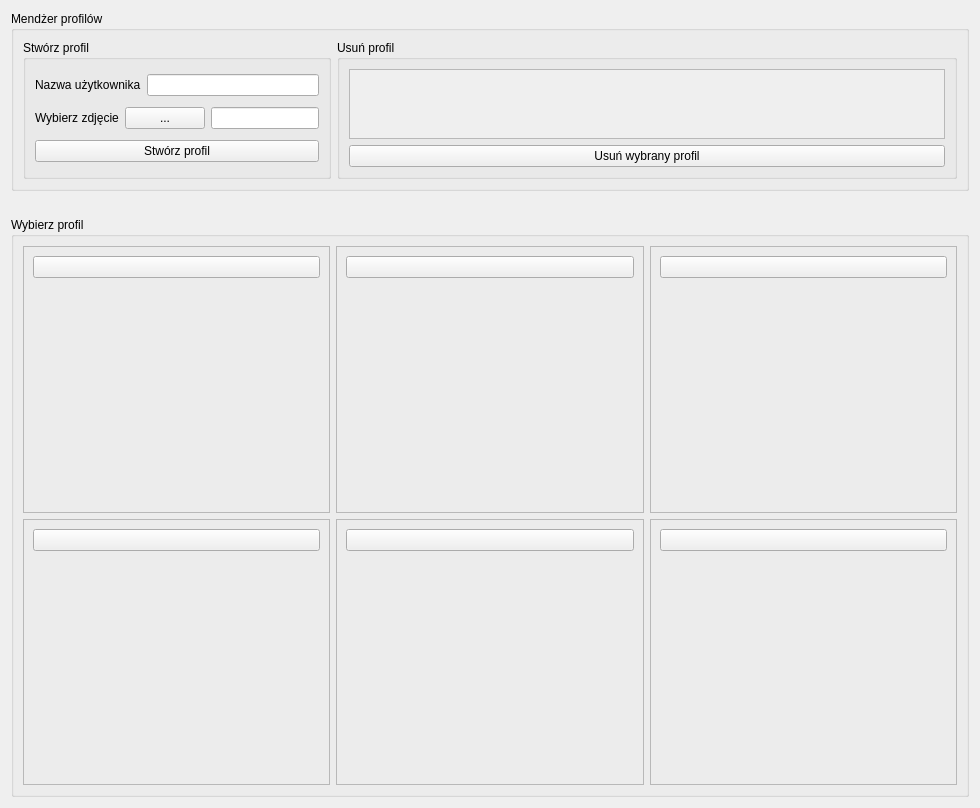
Above: coach/interface/ui/profile_selection_menu.ui from Daria34522/Trener_Personalny_Czacza before the change. Below: the same form after it.
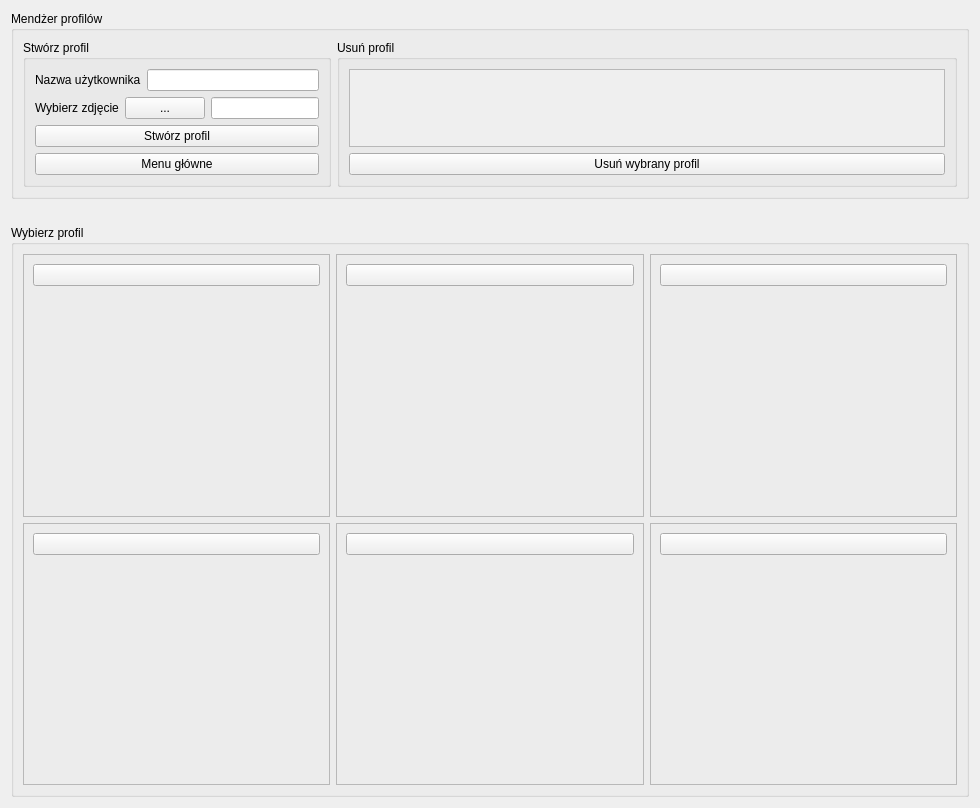
That is the form after the change.

Patch:
```diff
--- a/coach/interface/ui/profile_selection_menu.ui
+++ b/coach/interface/ui/profile_selection_menu.ui
@@ -72,6 +72,13 @@
            </item>
           </layout>
          </item>
+         <item>
+       <widget class="QPushButton" name="Main_menu">
+        <property name="text">
+         <string>Menu główne</string>
+        </property>
+       </widget>
+      </item>
         </layout>
        </widget>
       </item>
```
Left out of the diff: 1 changed line with no effect on the pictures.
